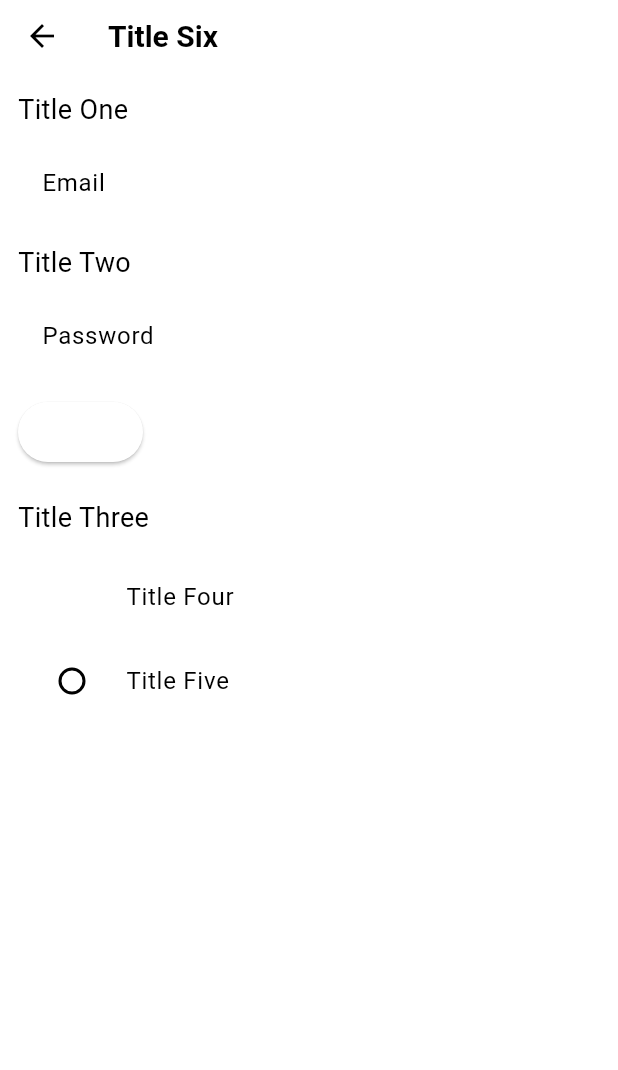
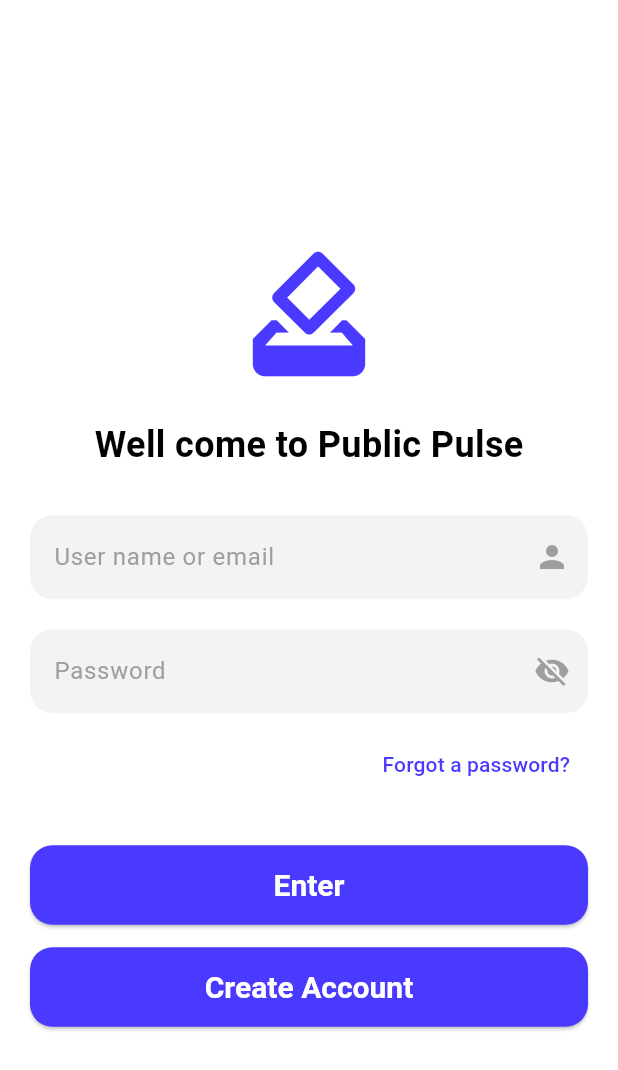
Before and after one commit to TA-rathnayaka/PublicPulse, a Flutter app: the Login screen opened directly, on a phone screen of 412 x 824 dp. Shown: the top 1070 px of the screen. Run offline on Flutter 3.47's test engine with Material 3 defaults, Android fonts, the phone set to English and light mode, and no system bars; missing offline and left inert: avatars.

Commit message:
created login page

```diff
--- a/client/lib/constants/constants.dart
+++ b/client/lib/constants/constants.dart
@@ -60,6 +60,8 @@ const InputDecoration kInputDecoration = InputDecoration(
   ),
 );
 
+const TextStyle kInputHintTextStyle = TextStyle(color:kTextFieldHintColor);
+
 final ThemeData KLightTheme = ThemeData(
   primaryColor: Colors.white,
   scaffoldBackgroundColor: Colors.white,
--- a/client/lib/main.dart
+++ b/client/lib/main.dart
@@ -2,6 +2,7 @@ import 'package:client/screens/poll_dashboard.dart';
 import 'package:client/screens/poll_creation.dart';
 import 'package:flutter/material.dart';
 import 'package:client/constants/constants.dart';
+import 'package:client/screens/login.dart';
 
 void main() {
   runApp(MyApp());
@@ -12,10 +13,11 @@ class MyApp extends StatelessWidget {
   Widget build(BuildContext context) {
     return MaterialApp(
       theme: KLightTheme,
-      routes: {
-        PollDashboardScreen.id: (context) => PollDashboardScreen(),
-        PollCreationScreen.id: (context) => PollCreationScreen(),
-      },
+      home: Login(),
+      // routes: {
+      //   PollDashboardScreen.id: (context) => PollDashboardScreen(),
+      //   PollCreationScreen.id: (context) => PollCreationScreen(),
+      // },
     );
   }
 }
--- a/client/lib/screens/login.dart
+++ b/client/lib/screens/login.dart
@@ -1,94 +1,76 @@
 import 'package:flutter/material.dart';
+import 'package:client/components/primary_button.dart';
+import 'package:client/constants/constants.dart';
 
 class Login extends StatelessWidget {
-  static String id = '/login';
   @override
   Widget build(BuildContext context) {
     return Scaffold(
-      appBar: AppBar(
-        title: Text("Title Six"),
-        toolbarHeight: 48,
-      ),
       body: Padding(
-        padding: const EdgeInsets.all(12.0),
+        padding: const EdgeInsets.all(20.0),
         child: Column(
           crossAxisAlignment: CrossAxisAlignment.start,
+          mainAxisAlignment: MainAxisAlignment.center,
           children: [
-            Column(
-              crossAxisAlignment: CrossAxisAlignment.start,
+            SizedBox(height: 20),
+            Center(
+              child: Column(
                 children: [
+                  Icon(Icons.how_to_vote, size: 100, color: kPrimaryColor),
+                  SizedBox(height: 20),
                   Text(
-                  "Title One",
-                  style: TextStyle(fontSize: 18),
+                    "Well come to Public Pulse",
+                    style: kHeadlineStyle,
                   ),
-                SizedBox(height: 8),
-                TextFormField(
-                  decoration: InputDecoration(
-                    labelText: "Email",
-                    border: OutlineInputBorder(),
+                  SizedBox(height: 30),
+                  TextField(
+                      decoration: kTextFieldDecoration.copyWith(
+                          hintText: 'User name or email',
+                          suffixIcon: Icon(
+                            Icons.person,
+                            color: kTextFieldHintColor,
+                          ))),
+                  SizedBox(height: 20),
+                  TextField(
+                    obscureText: true,
+                    decoration: kTextFieldDecoration.copyWith(
+                        suffixIcon: Icon(
+                          Icons.visibility_off,
+                          color: kTextFieldHintColor,
                         ),
-                  validator: (value) {
-                    if (value == null || value.isEmpty) {
-                      return 'Please enter your email';
-                    }
-                    return null;
+                        hintText: "Password"),
+                  ),
+                  SizedBox(height: 10),
+                  Align(
+                    alignment: Alignment.centerRight,
+                    child: TextButton(
+                      onPressed: () {
+                        // Add forgot password logic here
                       },
-                  keyboardType: TextInputType.emailAddress,
+                      child: Text(
+                        "Forgot a password?",
+                        style: TextStyle(color: kPrimaryColor),
                       ),
+                    ),
+                  ),
+                  SizedBox(height: 30),
+                  SizedBox(
+                    width: double.infinity,
+                    child: PrimaryButton(
+                      label: "Enter",
+                      onPressed: () {},
+                    ),
+                  ),
+                  SizedBox(height: 15),
+                  SizedBox(
+                    width: double.infinity,
+                    child: PrimaryButton(
+                      label: "Create Account",
+                      onPressed: () {},
+                    ),
+                  )
                 ],
               ),
-            SizedBox(height: 12),
-            Column(
-              crossAxisAlignment: CrossAxisAlignment.start,
-              children: [
-                Text(
-                  "Title Two",
-                  style: TextStyle(fontSize: 18),
-                ),
-                SizedBox(height: 8),
-                TextFormField(
-                  decoration: InputDecoration(
-                    labelText: "Password",
-                    border: OutlineInputBorder(),
-                  ),
-                  obscureText: true,
-                  validator: (value) {
-                    if (value == null || value.isEmpty) {
-                      return 'Please enter your password';
-                    }
-                    return null;
-                  },
-                ),
-              ],
-            ),
-            SizedBox(height: 12),
-            ElevatedButton(
-              onPressed: () {
-                // Add your onPressed logic here
-              },
-              child: Text('Login'),
-            ),
-            SizedBox(height: 20),
-            Text(
-              "Title Three",
-              style: TextStyle(fontSize: 18),
-            ),
-            SizedBox(height: 12),
-            Column(
-              children: [
-                RadioListTile(
-                  title: Text("Title Four"),
-                  value: 1,
-                  groupValue: 1, // You should manage the group value
-                  onChanged: (value) {},
-                ),
-                RadioListTile(
-                  title: Text("Title Five"),
-                  value: 2,
-                  groupValue: 1, // You should manage the group value
-                  onChanged: (value) {},
-                ),
-              ],
             ),
           ],
         ),
```
Lines whose indentation alone changed are shown as unchanged.
